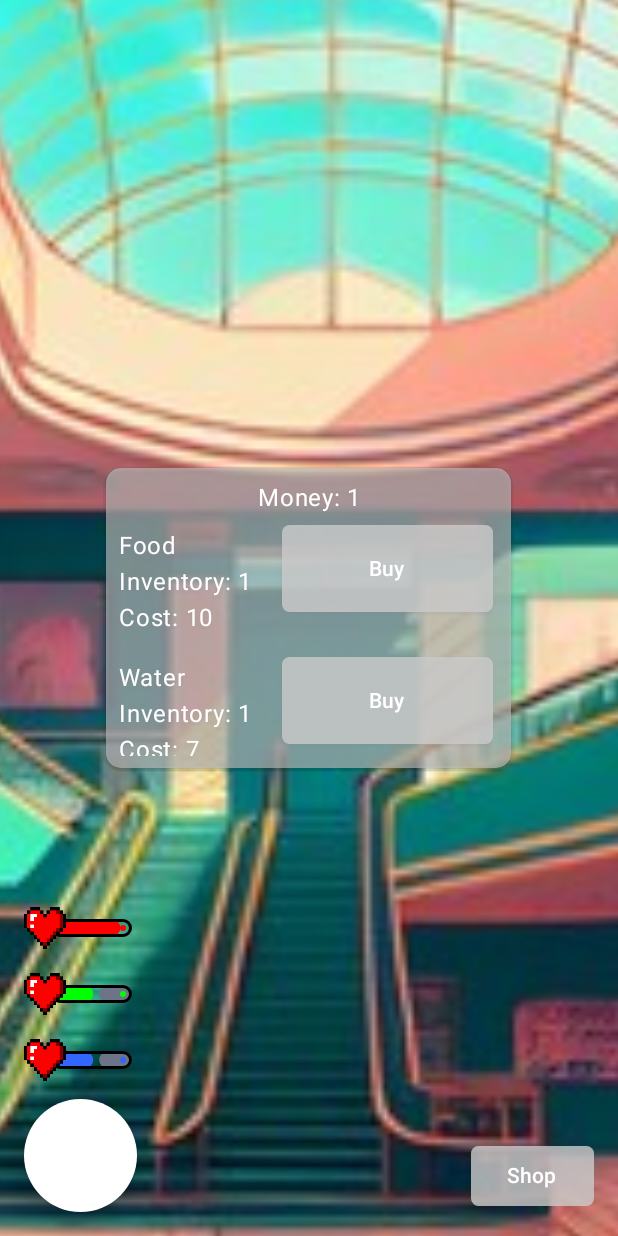
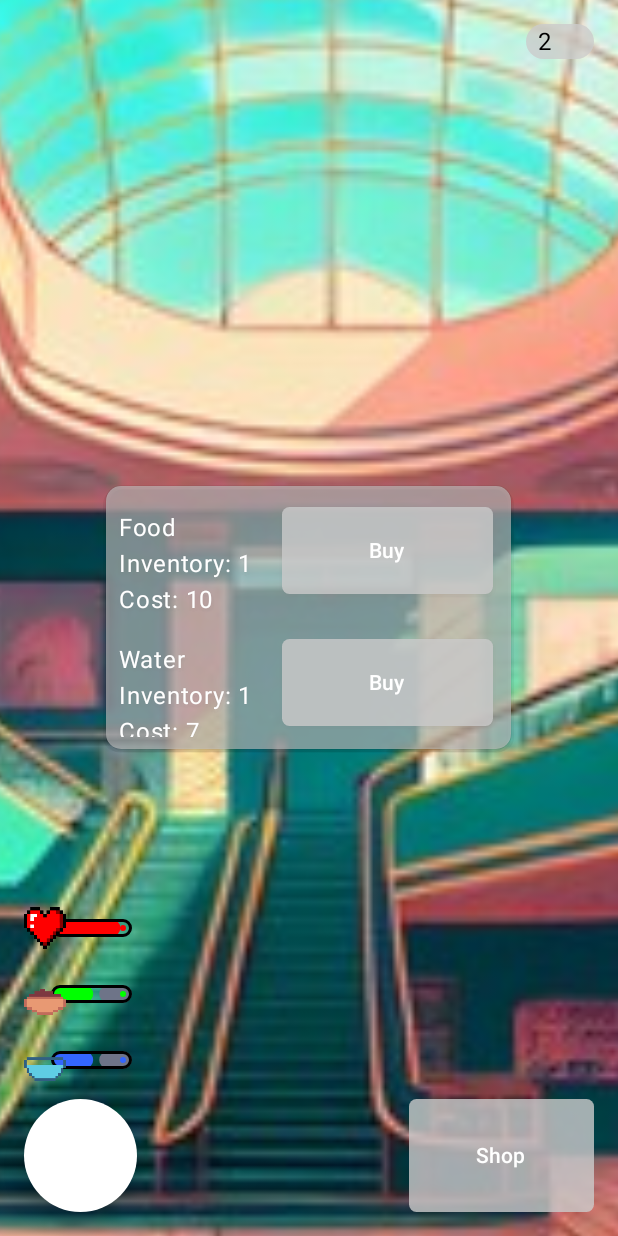
Before and after one commit to JonasLindek/MOCO_SO2023, an Android app built with Jetpack Compose: the MallScreen screen opened through its navigation route, after a tap on "Shop", on a phone screen of 412 x 824 dp. Run offline under Robolectric (Android 15) with nearby library versions, the phone set to English and light mode, and no system bars.

Commit message:
Changed some UI Designs

```diff
--- a/SocialPet/app/src/main/java/com/datojo/socialpet/View/MainActivity.kt
+++ b/SocialPet/app/src/main/java/com/datojo/socialpet/View/MainActivity.kt
@@ -25,7 +25,7 @@ class MainActivity : ComponentActivity() {
     private val stats: PetStatus by viewModels()
     private val inventory: Inventory by viewModels()
     private val cat =
-        Pet("Test", "Test", 0, .7f, .5f, .5f, Date(Date().time-360))
+        Pet("Test", "Test", 0, .7f, .5f, .5f, Date())
     private val items =
         Items(1, 1, 1)
 
--- a/SocialPet/app/src/main/java/com/datojo/socialpet/View/overlays/Buttons.kt
+++ b/SocialPet/app/src/main/java/com/datojo/socialpet/View/overlays/Buttons.kt
@@ -2,6 +2,7 @@ package com.datojo.socialpet.View.overlays
 
 import androidx.compose.foundation.Image
 import androidx.compose.foundation.layout.Row
+import androidx.compose.foundation.layout.fillMaxSize
 import androidx.compose.foundation.layout.height
 import androidx.compose.foundation.layout.padding
 import androidx.compose.foundation.layout.width
@@ -83,20 +84,25 @@ fun TextButton(modifier: Modifier = Modifier, onClick: () -> Unit, name: String)
 }
 
 @Composable
-fun CatInteraction(onClick: () -> Unit, id: Int) {
+fun CatInteraction(onClick: () -> Unit, id: Int, count: Int) {
     Row(){
-        FloatingActionButton(
+        Button(
             onClick = { onClick() } ,
             shape = CircleShape,
-            containerColor = Color.White,
+            colors = ButtonDefaults.buttonColors(containerColor = Color.LightGray.copy(alpha = .0f)),
             modifier = Modifier
-                .width(75.dp)
-                .height(75.dp)
+                .width(100.dp)
+                .height(100.dp)
         ) {
+            Text(
+                text = count.toString(),
+                color = Color.White
+            )
             Image(
                 painter = painterResource(id),
                 contentDescription = null,
                 modifier = Modifier
+                    .fillMaxSize()
                     .padding(0.dp, 5.dp, 0.dp, 20.dp)
             )
         }
--- a/SocialPet/app/src/main/java/com/datojo/socialpet/View/overlays/MenuOverlay.kt
+++ b/SocialPet/app/src/main/java/com/datojo/socialpet/View/overlays/MenuOverlay.kt
@@ -14,6 +14,7 @@ import androidx.compose.ui.Alignment
 import androidx.compose.ui.Modifier
 import androidx.compose.ui.graphics.Color
 import androidx.compose.ui.unit.dp
+import com.datojo.socialpet.R
 import com.datojo.socialpet.ViewModel.PetStatus
 
 @Composable
@@ -48,9 +49,9 @@ fun MenuOverlay(screenRoutes: List<() -> Unit>, screenNames: List<String>, stats
         verticalArrangement = Arrangement.Bottom
     ) {
         // TODO: Healthbars
-        StatusBar(Color.Red, stats.health.value)
-        StatusBar(Color.Green, stats.hunger.value)
-        StatusBar(Color(.2f,.4f,1f), stats.thirst.value)
+        StatusBar(R.drawable.heart, Color.Red, stats.health.value)
+        StatusBar(R.drawable.foodbowl, Color.Green, stats.hunger.value)
+        StatusBar(R.drawable.waterbowl, Color(.2f,.4f,1f), stats.thirst.value)
         Row {
             MenuButton { change -> menuPopUpControl = change }
         }
--- a/SocialPet/app/src/main/java/com/datojo/socialpet/View/overlays/ShopOverlay.kt
+++ b/SocialPet/app/src/main/java/com/datojo/socialpet/View/overlays/ShopOverlay.kt
@@ -1,9 +1,15 @@
 package com.datojo.socialpet.View.overlays
 
+import androidx.compose.foundation.background
 import androidx.compose.foundation.layout.Arrangement
+import androidx.compose.foundation.layout.Box
 import androidx.compose.foundation.layout.Column
 import androidx.compose.foundation.layout.fillMaxSize
+import androidx.compose.foundation.layout.fillMaxWidth
 import androidx.compose.foundation.layout.padding
+import androidx.compose.foundation.layout.size
+import androidx.compose.foundation.shape.CircleShape
+import androidx.compose.material3.Text
 import androidx.compose.runtime.Composable
 import androidx.compose.runtime.getValue
 import androidx.compose.runtime.mutableStateOf
@@ -11,6 +17,8 @@ import androidx.compose.runtime.remember
 import androidx.compose.runtime.setValue
 import androidx.compose.ui.Alignment
 import androidx.compose.ui.Modifier
+import androidx.compose.ui.draw.clip
+import androidx.compose.ui.graphics.Color
 import androidx.compose.ui.unit.dp
 import com.datojo.socialpet.ViewModel.Inventory
 
@@ -23,11 +31,34 @@ fun ShopOverlay(inventory: Inventory) {
 
     Column(
         modifier = Modifier
+            .fillMaxWidth()
+            .padding(16.dp),
+        horizontalAlignment = Alignment.End,
+        verticalArrangement = Arrangement.Center
+    ) {
+        Box(
+            modifier = Modifier
+                .size(45.dp, 23.dp)
+                .clip(CircleShape)
+                .background(Color.LightGray.copy(alpha = .8f))
+                .padding(8.dp, 0.dp)
+        ) {
+            Text(
+                text = inventory.currency.value.toString()
+            )
+        }
+    }
+    Column(
+        modifier = Modifier
             .fillMaxSize()
             .padding(16.dp),
         horizontalAlignment = Alignment.End,
         verticalArrangement = Arrangement.Bottom
     ) {
-           TextButton(onClick = {shopPopUpControl = true}, name = "Shop")
+           TextButton(
+               Modifier
+                   .size(123.dp, 75.dp),
+               {shopPopUpControl = true},
+               "Shop")
     }
 }
--- a/SocialPet/app/src/main/java/com/datojo/socialpet/View/overlays/ShopPopup.kt
+++ b/SocialPet/app/src/main/java/com/datojo/socialpet/View/overlays/ShopPopup.kt
@@ -32,7 +32,7 @@ fun ShopPopUp(onDismiss: (Boolean) -> Unit, inventory: Inventory) {
     ) {
         Column(
             modifier = Modifier
-                .size(270.dp, 200.dp)
+                .size(270.dp, 175.dp)
                 .clip(RoundedCornerShape(10.dp))
                 .background(Color.LightGray.copy(alpha = .6f)),
             horizontalAlignment = Alignment.CenterHorizontally,
@@ -43,12 +43,6 @@ fun ShopPopUp(onDismiss: (Boolean) -> Unit, inventory: Inventory) {
                 .fillMaxWidth()
                 .height(70.dp)
                 .padding(12.dp, 6.dp)
-
-            Text(
-                text = "Money: " + inventory.currency.value.toString(),
-                color = Color.White,
-                textAlign = TextAlign.Center
-            )
 
             Row() {
                 Column(
--- a/SocialPet/app/src/main/java/com/datojo/socialpet/View/overlays/StatusBar.kt
+++ b/SocialPet/app/src/main/java/com/datojo/socialpet/View/overlays/StatusBar.kt
@@ -16,15 +16,14 @@ import androidx.compose.ui.graphics.Color
 import androidx.compose.ui.res.painterResource
 import androidx.compose.ui.unit.dp
 import androidx.compose.ui.zIndex
-import com.datojo.socialpet.R
 
 @Composable
-fun StatusBar(color: Color, state: Float) {
+fun StatusBar(icon: Int, color: Color, state: Float) {
     Row(
         modifier = Modifier.padding(0.dp, 4.dp)
     ) {
         Image(
-            painter= painterResource(id = R.drawable.heart),
+            painter= painterResource(id = icon),
             contentDescription = "Heart",
             modifier = Modifier
                 .width(28.dp)
--- a/SocialPet/app/src/main/java/com/datojo/socialpet/View/screens/ArcadeScreen.kt
+++ b/SocialPet/app/src/main/java/com/datojo/socialpet/View/screens/ArcadeScreen.kt
@@ -1,21 +1,27 @@
 package com.datojo.socialpet.View.screens
 
+import androidx.compose.foundation.background
 import androidx.compose.foundation.layout.Arrangement
+import androidx.compose.foundation.layout.Box
 import androidx.compose.foundation.layout.Column
 import androidx.compose.foundation.layout.fillMaxSize
 import androidx.compose.foundation.layout.fillMaxWidth
 import androidx.compose.foundation.layout.padding
+import androidx.compose.foundation.layout.size
+import androidx.compose.foundation.shape.CircleShape
 import androidx.compose.material3.Text
 import androidx.compose.runtime.Composable
 import androidx.compose.ui.Alignment
 import androidx.compose.ui.Modifier
+import androidx.compose.ui.draw.clip
 import androidx.compose.ui.draw.scale
+import androidx.compose.ui.graphics.Color
 import androidx.compose.ui.unit.dp
 import com.datojo.socialpet.Background
 import com.datojo.socialpet.ViewModel.PetStatus
 import com.datojo.socialpet.R
-import com.datojo.socialpet.View.overlays.AddButton
 import com.datojo.socialpet.View.overlays.MenuOverlay
+import com.datojo.socialpet.View.overlays.TextButton
 import com.datojo.socialpet.View.theme.SocialPetTheme
 import com.datojo.socialpet.ViewModel.Inventory
 
@@ -41,7 +47,17 @@ fun ArcadeScreen(friendListNav: () -> Unit, homeNav: () -> Unit, mallNav: () ->
             horizontalAlignment = Alignment.End,
             verticalArrangement = Arrangement.Center
         ) {
-            Text(text = inventory.currency.value.toString())
+            Box(
+                modifier = Modifier
+                    .size(45.dp, 23.dp)
+                    .clip(CircleShape)
+                    .background(Color.LightGray.copy(alpha = .8f))
+                    .padding(8.dp, 0.dp)
+            ) {
+                Text(
+                    text = inventory.currency.value.toString()
+                )
+            }
         }
         Column(
             modifier = Modifier
@@ -50,7 +66,7 @@ fun ArcadeScreen(friendListNav: () -> Unit, homeNav: () -> Unit, mallNav: () ->
             horizontalAlignment = Alignment.CenterHorizontally,
             verticalArrangement = Arrangement.Center
         ) {
-            AddButton {inventory.addCurrency(1)}
+            TextButton(onClick = {inventory.addCurrency(1)}, name= "Play")
         }
     }
 }
--- a/SocialPet/app/src/main/java/com/datojo/socialpet/View/screens/HomeScreen.kt
+++ b/SocialPet/app/src/main/java/com/datojo/socialpet/View/screens/HomeScreen.kt
@@ -2,6 +2,7 @@ package com.datojo.socialpet.View.screens
 
 import androidx.compose.foundation.layout.Arrangement
 import androidx.compose.foundation.layout.Column
+import androidx.compose.foundation.layout.Row
 import androidx.compose.foundation.layout.fillMaxSize
 import androidx.compose.foundation.layout.padding
 import androidx.compose.runtime.Composable
@@ -40,16 +41,20 @@ fun HomeScreen(friendListNav: () -> Unit, arcadeNav: () -> Unit, mallNav: () ->
             horizontalAlignment = Alignment.End,
             verticalArrangement = Arrangement.spacedBy(5.dp, Alignment.Bottom)
         ) {
-            CatInteraction({
-                if(!inventory.isEmptyFood()) {
-                    stats.feed()
-                    inventory.subFood()
-                } }, R.drawable.foodbowl)
-            CatInteraction({
-                if(!inventory.isEmptyWater()) {
-                    stats.drink()
-                    inventory.subWater()
-                } }, R.drawable.waterbowl)
+            Row() {
+                CatInteraction({
+                    if (!inventory.isEmptyFood()) {
+                        if (stats.feed() == 0)
+                            inventory.subFood()
+                    }
+                }, R.drawable.foodbowl, inventory.food.value)
+                CatInteraction({
+                    if (!inventory.isEmptyWater()) {
+                        if (stats.drink() == 0)
+                            inventory.subWater()
+                    }
+                }, R.drawable.waterbowl, inventory.water.value)
+            }
         }
     }
 }
--- a/SocialPet/app/src/main/java/com/datojo/socialpet/ViewModel/PetStatus.kt
+++ b/SocialPet/app/src/main/java/com/datojo/socialpet/ViewModel/PetStatus.kt
@@ -79,7 +79,7 @@ class PetStatus: ViewModel() {
 
     fun feed(): Int {
         if(_health.value > 0f) {
-            if (_hunger.value == 1f)
+            if (_hunger.value >= 1f)
                 return 1
 
             _hunger.value += 0.25f
@@ -92,7 +92,7 @@ class PetStatus: ViewModel() {
 
     fun drink(): Int {
         if (_health.value > 0f) {
-            if (_thirst.value == 1f)
+            if (_thirst.value >= 1f)
                 return 1
 
             _thirst.value += 0.125f
```
